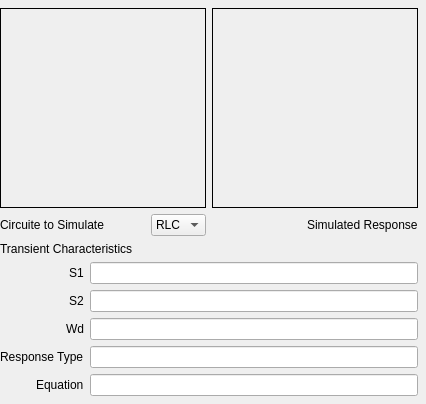
Before: the Qt Designer form graphical-rlc/TransientDisplay.ui in blaksmith205/graphical-rlc, drawn with Qt 5.
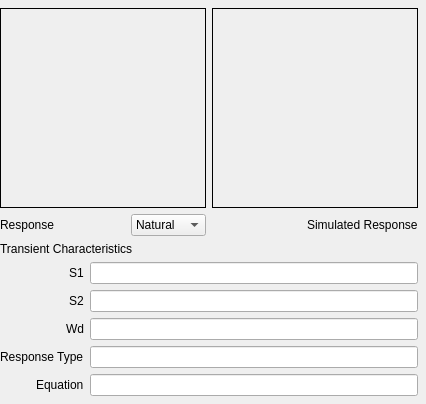
After: the same form once the commit is applied. Icons and pictures are not drawn.

Commit message: Changes images to natural/step response

```diff
--- a/graphical-rlc/TransientDisplay.ui
+++ b/graphical-rlc/TransientDisplay.ui
@@ -86,7 +86,7 @@
        <item>
         <widget class="QLabel" name="label_2">
          <property name="text">
-          <string>Circuite to Simulate</string>
+          <string>Response</string>
          </property>
         </widget>
        </item>
@@ -95,6 +95,9 @@
          <property name="orientation">
           <enum>Qt::Horizontal</enum>
          </property>
+         <property name="sizeType">
+          <enum>QSizePolicy::MinimumExpanding</enum>
+         </property>
          <property name="sizeHint" stdset="0">
           <size>
            <width>40</width>
@@ -104,28 +107,30 @@
         </spacer>
        </item>
        <item>
-        <widget class="QComboBox" name="circuitSelection">
+        <widget class="QComboBox" name="responseSelection">
+         <property name="sizePolicy">
+          <sizepolicy hsizetype="Preferred" vsizetype="Fixed">
+           <horstretch>0</horstretch>
+           <verstretch>0</verstretch>
+          </sizepolicy>
+         </property>
+         <property name="minimumSize">
+          <size>
+           <width>75</width>
+           <height>0</height>
+          </size>
+         </property>
          <property name="currentIndex">
-          <number>3</number>
+          <number>0</number>
          </property>
          <item>
           <property name="text">
-           <string notr="true">R</string>
+           <string>Natural</string>
           </property>
          </item>
          <item>
           <property name="text">
-           <string>RL</string>
-          </property>
-         </item>
-         <item>
-          <property name="text">
-           <string>RC</string>
-          </property>
-         </item>
-         <item>
-          <property name="text">
-           <string>RLC</string>
+           <string>Step</string>
           </property>
          </item>
         </widget>
```
Left out of the diff: 2 changed lines with no effect on the pictures. The commit also changes 10 other files.
